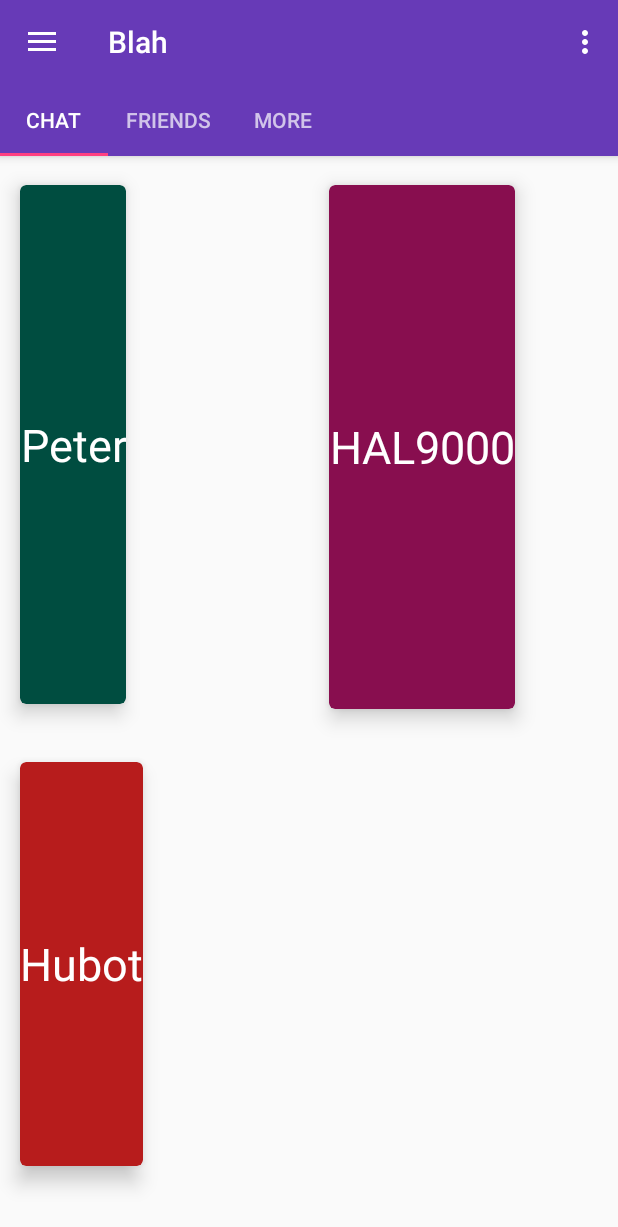
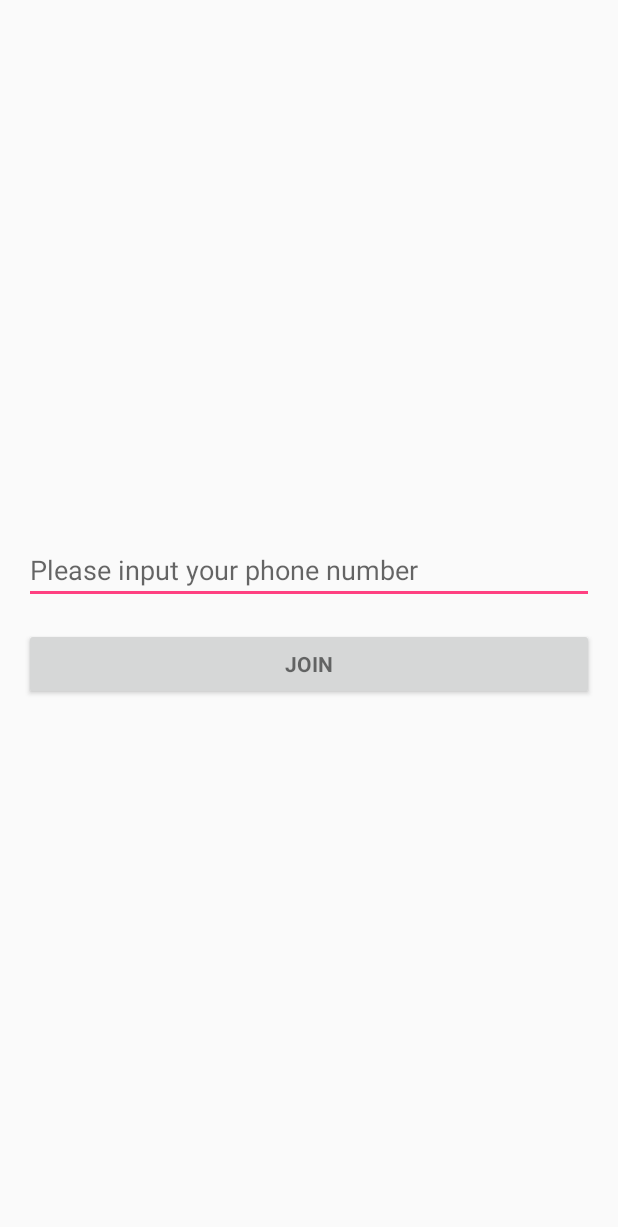
Before and after one commit to asfork/Blah, an Android app: the screen it shows after launch (MainActivity before the commit, LoginActivity after it), on a phone screen of 412 x 824 dp. Shown: the top 1227 px of the screen. Run offline under Robolectric (Android 15) with nearby library versions, the phone set to English and light mode, and no system bars.

Commit message:
add login activity

```diff
--- /dev/null
+++ b/app/src/main/java/com/v2cc/im/blah/LoginActivity.java
@@ -0,0 +1,107 @@
+package com.v2cc.im.blah;
+
+import android.os.Bundle;
+import android.text.TextUtils;
+import android.util.Log;
+import android.view.KeyEvent;
+import android.view.View;
+import android.view.inputmethod.EditorInfo;
+import android.widget.Button;
+import android.widget.EditText;
+import android.widget.TextView;
+
+import com.v2cc.im.blah.base.activity.BaseActivity;
+import com.v2cc.im.blah.base.activity.MainActivity;
+import com.v2cc.im.blah.base.app.Constants;
+import com.v2cc.im.blah.base.utils.ActivityCollector;
+
+/**
+ * Created by Steve ZHANG (stevzhg@gmail.com)
+ * 10/26/2015.
+ * If this class works, I created it. If not, I didn't.
+ */
+public class LoginActivity extends BaseActivity {
+    private EditText editText;
+    private Button signInButton;
+    private String mUserPhone;
+
+    @Override
+    public void initViews() {
+        setContentView(R.layout.activity_login);
+
+        Bundle bundle = getIntent().getBundleExtra(Constants.EXTRA_BUNDLE);
+        if (bundle != null) {
+            MainActivity.actionStart(this, bundle);
+            ActivityCollector.finishActivity(this);
+        }
+
+        // Set up the login form.
+        editText = (EditText) findViewById(R.id.phone_input);
+        editText.setOnEditorActionListener(new TextView.OnEditorActionListener() {
+            @Override
+            public boolean onEditorAction(TextView textView, int id, KeyEvent keyEvent) {
+                if (id == R.id.login || id == EditorInfo.IME_NULL) {
+                    requestLogin();
+                    return true;
+                }
+                return false;
+            }
+        });
+
+        signInButton = (Button) findViewById(R.id.sign_in_button);
+        signInButton.setOnClickListener(new View.OnClickListener() {
+            @Override
+            public void onClick(View view) {
+                requestLogin();
+            }
+        });
+    }
+
+    @Override
+    public void initData() {
+
+    }
+
+    @Override
+    protected void onDestroy() {
+        super.onDestroy();
+
+//        mSocket.off("login", onLogin);
+    }
+
+    /**
+     * Attempts to sign in the account specified by the login form.
+     * If there are form errors (invalid username, missing fields, etc.), the
+     * errors are presented and no actual login attempt is made.
+     */
+    private void requestLogin() {
+        // Reset errors.
+        editText.setError(null);
+
+        // Store values at the time of the login attempt.
+        String userPhone = editText.getText().toString().trim();
+
+        // Check for a valid username.
+        if (TextUtils.isEmpty(userPhone)) {
+            // There was an error; don't attempt login and focus the first
+            // form field with an error.
+            editText.setError(getString(R.string.error_field_required));
+            editText.requestFocus();
+            return;
+        }
+
+        this.mUserPhone = userPhone;
+
+        // perform the user login attempt.
+//        mSocket.emit("add user", userPhone)
+
+        if (userPhone.equals("42")) {
+            Bundle bundle = new Bundle();
+            // start up MessageActivity
+            MainActivity.actionStart(this, bundle);
+            Log.d("LoginActivity", userPhone);
+            ActivityCollector.finishActivity(this);
+        }
+
+    }
+}
--- /dev/null
+++ b/app/src/main/res/layout/activity_login.xml
@@ -0,0 +1,43 @@
+<?xml version="1.0" encoding="utf-8"?>
+<ScrollView
+    xmlns:android="http://schemas.android.com/apk/res/android"
+    xmlns:tools="http://schemas.android.com/tools"
+    android:layout_width="match_parent"
+    android:layout_height="match_parent"
+    android:paddingBottom="@dimen/item_margin"
+    android:paddingLeft="@dimen/item_margin"
+    android:paddingRight="@dimen/item_margin"
+    android:paddingTop="@dimen/item_margin"
+
+    tools:context="com.v2cc.im.blah.LoginActivity">
+
+    <LinearLayout
+        android:layout_width="match_parent"
+        android:layout_height="wrap_content"
+        android:layout_gravity="center"
+        android:orientation="vertical">
+
+        <EditText
+            android:id="@+id/phone_input"
+            android:layout_width="match_parent"
+            android:layout_height="wrap_content"
+            android:hint="@string/prompt_username"
+            android:imeActionId="@+id/login"
+            android:imeActionLabel="@string/action_sign_in_short"
+            android:imeOptions="actionUnspecified"
+            android:maxLength="14"
+            android:maxLines="1"
+            android:singleLine="true"
+            android:inputType="phone"/>
+
+        <Button
+            android:id="@+id/sign_in_button"
+            style="?android:textAppearanceSmall"
+            android:layout_width="match_parent"
+            android:layout_height="wrap_content"
+            android:layout_marginTop="16dp"
+            android:text="@string/action_sign_in"
+            android:textStyle="bold"/>
+
+    </LinearLayout>
+</ScrollView>
--- a/app/src/main/res/values/strings.xml
+++ b/app/src/main/res/values/strings.xml
@@ -1,7 +1,15 @@
 <resources>
     <string name="app_name">Blah</string>
 
-    <!--Toolbar-->
+    <string name="title_activity_login">Join</string>
+
+    <!-- Strings related to login -->
+    <string name="prompt_username">Please input your phone number</string>
+    <string name="action_sign_in">Join</string>
+    <string name="action_sign_in_short">Join</string>
+    <string name="error_field_required">This field is required</string>
+
+    <!--Toolbar strings related to main-->
     <string name="action_settings">Settings</string>
     <string name="open">Open</string>
     <string name="close">Close</string>
```
Also changed, not shown: app/src/main/AndroidManifest.xml (+10 -4 lines), app/src/main/java/com/v2cc/im/blah/base/activity/MainActivity.java (+9 -2 lines), app/src/main/java/com/v2cc/im/blah/base/app/Constants.java (added, +10 -0 lines).
